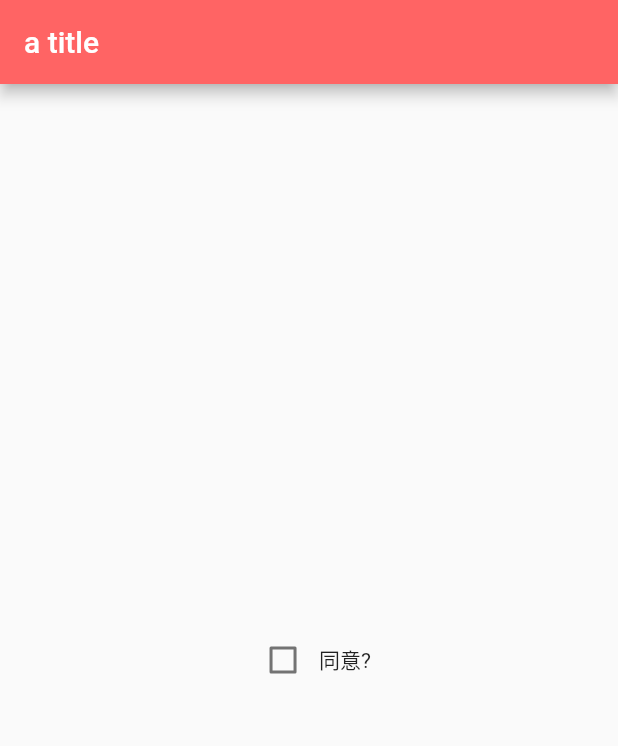
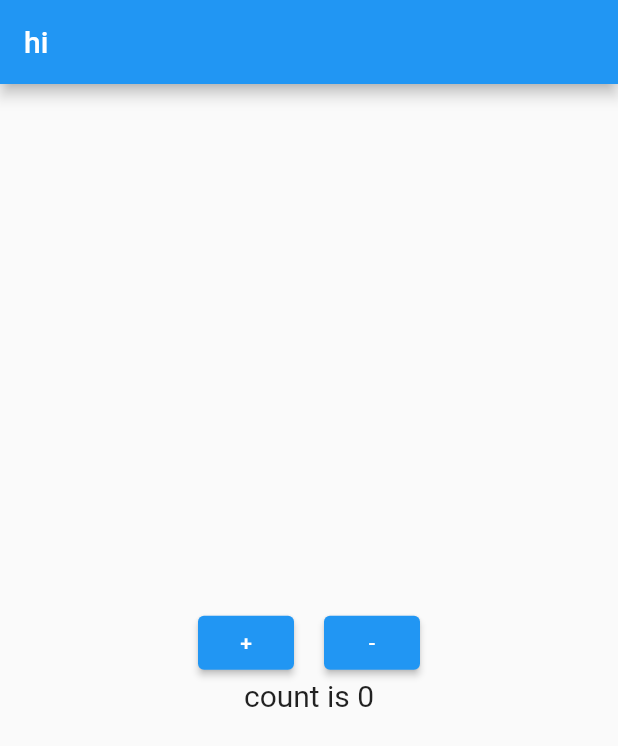
Before and after one commit to 15837003633/MyFlutter, a Flutter app: the screen it shows after launch, on a phone screen of 412 x 824 dp. Shown: the top 746 px of the screen. Run offline on Flutter 3.47's test engine with Material 2 defaults, Android fonts, the phone set to English and light mode, and no system bars.

Commit message:
商品列表，计数器

```diff
--- a/lib/main.dart
+++ b/lib/main.dart
@@ -1,61 +1,62 @@
+//计数器
+
 import 'package:flutter/material.dart';
-
-main()=>runApp(MyApp());
-
-class MyApp extends StatelessWidget{
-  const MyApp({Key? key}) : super(key: key);
+main()=>runApp(MYApp());
+class MYApp extends StatelessWidget {
+  const MYApp({Key? key}) : super(key: key);
 
   @override
   Widget build(BuildContext context) {
-    // TODO: implement build
-    return  MaterialApp(
-        debugShowCheckedModeBanner: false,
-        home: Scaffold(
-            appBar: AppBar(
-              title: const Text("a title"),
-              backgroundColor: const Color.fromARGB(255, 255, 100, 100),
-            ),
-            body: const HomeContent()
-        )
+    return MaterialApp(
+      home: Scaffold(
+        appBar: AppBar(
+          title: Text("hi"),
+        ),
+        body: WDHomeContent(),
+      ),
     );
   }
 }
+class WDHomeContent extends StatefulWidget {
+  const WDHomeContent({Key? key}) : super(key: key);
 
-class HomeContent extends StatelessWidget{
+  @override
+  State<WDHomeContent> createState() => _WDHomeContentState();
+}
 
-  const HomeContent({Key? key}) : super(key: key);
+class _WDHomeContentState extends State<WDHomeContent> {
+  var count = 0;
   @override
   Widget build(BuildContext context) {
-    return const Center(
-      child: AgreeMent()
-    );
-  }
-}
-class AgreeMent extends StatefulWidget {
-  const AgreeMent({Key? key}) : super(key: key);
-
-  @override
-  State<StatefulWidget> createState() {
-    // TODO: implement createState
-    return  AgreeMentState();
-  }
-}
-
-class AgreeMentState extends State<AgreeMent>{
-  var flag = false;
-  @override
-  Widget build(BuildContext context) {
-    return Row(
+    return Column(
       mainAxisAlignment: MainAxisAlignment.center,
       children: [
-        Checkbox(value: flag, onChanged: (value){
-          setState(() {
-            flag = value!;
-          });
-        }),
-        const Text("同意?")
+        Row(
+            mainAxisAlignment: MainAxisAlignment.center,
+            children: getButtons()
+        ),
+        Text("count is $count",style: TextStyle(fontSize: 20),),
       ],
     );
   }
 
+  List<Widget> getButtons(){
+    return  [
+      ElevatedButton(onPressed: (){
+        print("++++");
+        setState(() {
+          count++;
+        });
+      }, child: Text("+")
+      ),
+      SizedBox(width: 20),
+      ElevatedButton(onPressed: (){
+        print("---");
+        setState(() {
+          count--;
+        });
+      }, child: Text("-")
+      ),
+    ];
+  }
 }
```
Also changed, not shown: lib/learn02.dart (added, +63 -0 lines), lib/learn03.dart (added, +63 -0 lines).
